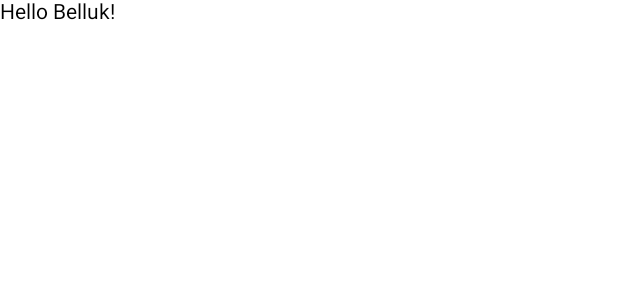
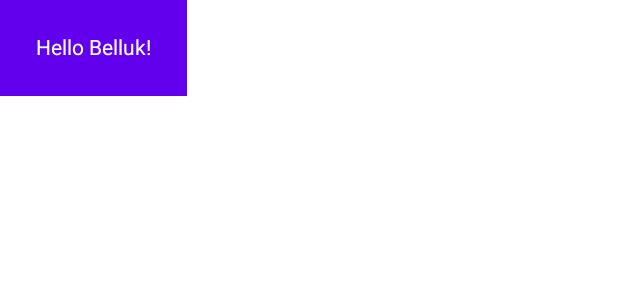
Before and after one commit to Bellukchips/learn_jetpack_compose, an Android app built with Jetpack Compose: the @Preview function App, on a phone screen of 412 x 824 dp. Shown: the top 300 px of the screen. Run offline under Robolectric (Android 15) with nearby library versions, the phone set to English and light mode, and no system bars.

Commit message:
try modifier padding

```diff
--- a/learn_one/app/src/main/java/com/bellukstudio/learn_one/MainActivity.kt
+++ b/learn_one/app/src/main/java/com/bellukstudio/learn_one/MainActivity.kt
@@ -4,12 +4,14 @@ import android.os.Bundle
 import androidx.activity.ComponentActivity
 import androidx.activity.compose.setContent
 import androidx.compose.foundation.layout.fillMaxSize
+import androidx.compose.foundation.layout.padding
 import androidx.compose.material.MaterialTheme
 import androidx.compose.material.Surface
 import androidx.compose.material.Text
 import androidx.compose.runtime.Composable
 import androidx.compose.ui.Modifier
 import androidx.compose.ui.tooling.preview.Preview
+import androidx.compose.ui.unit.dp
 import com.bellukstudio.learn_one.ui.theme.Learn_oneTheme
 
 class MainActivity : ComponentActivity() {
@@ -26,11 +28,11 @@ class MainActivity : ComponentActivity() {
 @Preview(showBackground = true)
 @Composable
 fun App(){
-    Surface(){
+    Surface(color = MaterialTheme.colors.primary){
         Greeting(name = "Belluk")
     }
 }
 @Composable
 fun Greeting(name: String) {
-    Text(text = "Hello $name!")
+    Text(text = "Hello $name!", modifier = Modifier.padding(24.dp))
 }
```
